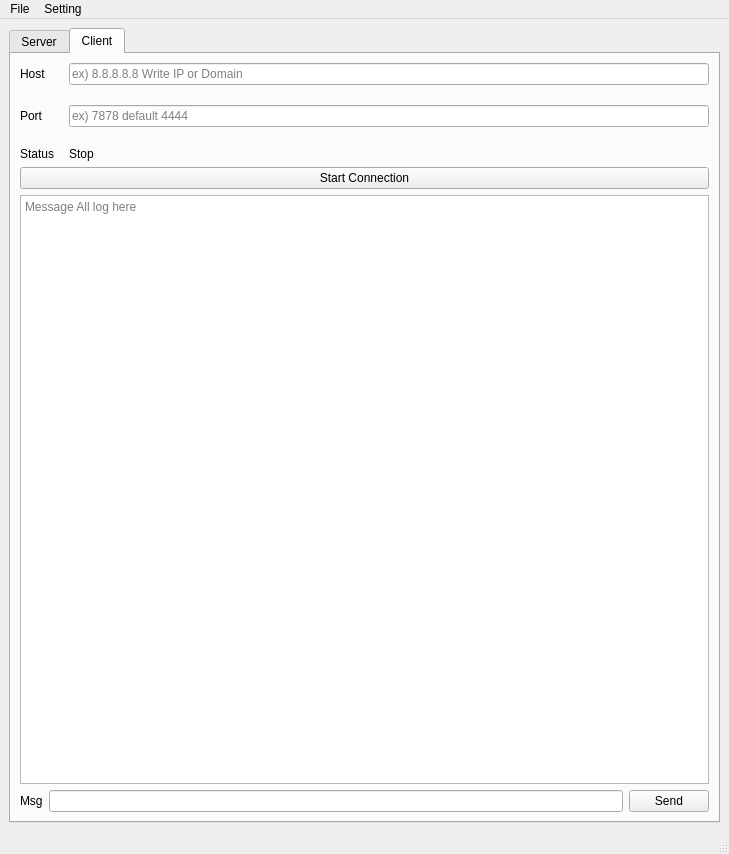
This is socket_ui.ui in Fhwang0926/socket as Qt 5 draws it before an edit. The edited form follows.
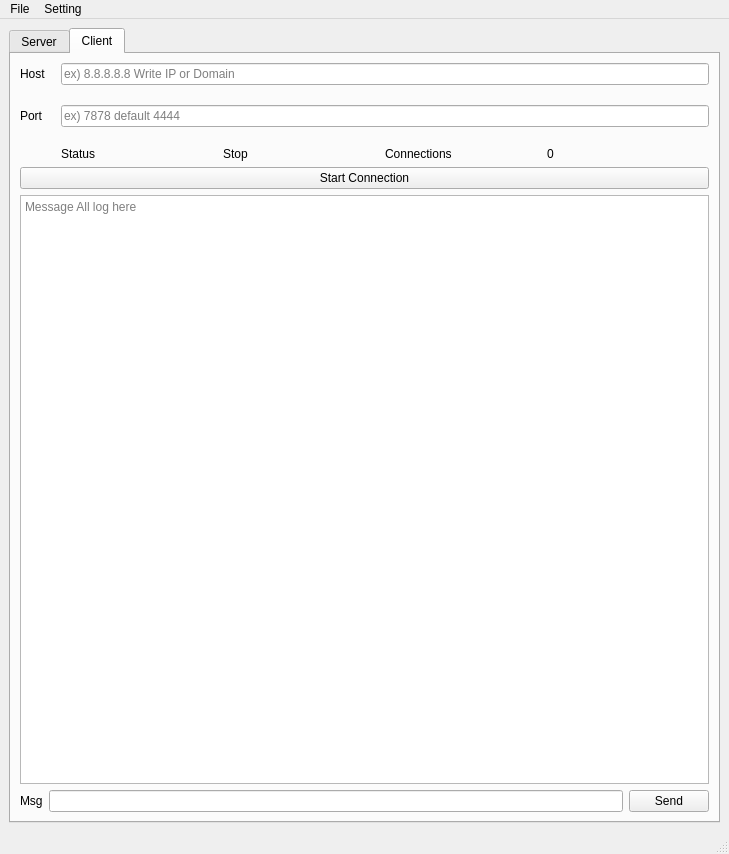
This is the edited form. The open tabs and pages were chosen to show the change.

The edit to the form file:
```diff
--- a/socket_ui.ui
+++ b/socket_ui.ui
@@ -198,19 +198,37 @@
               </property>
              </widget>
             </item>
-            <item row="2" column="0">
-             <widget class="QLabel" name="l_client_state">
-              <property name="text">
-               <string>Status</string>
-              </property>
-             </widget>
-            </item>
             <item row="2" column="1">
-             <widget class="QLabel" name="l_client_state_rs">
-              <property name="text">
-               <string>Stop</string>
-              </property>
-             </widget>
+             <layout class="QHBoxLayout" name="horizontalLayout_5">
+              <item>
+               <widget class="QLabel" name="l_client_state">
+                <property name="text">
+                 <string>Status</string>
+                </property>
+               </widget>
+              </item>
+              <item>
+               <widget class="QLabel" name="l_client_state_rs">
+                <property name="text">
+                 <string>Stop</string>
+                </property>
+               </widget>
+              </item>
+              <item>
+               <widget class="QLabel" name="l_client_con_cnt">
+                <property name="text">
+                 <string>Connections</string>
+                </property>
+               </widget>
+              </item>
+              <item>
+               <widget class="QLabel" name="client_con_cnt">
+                <property name="text">
+                 <string>0</string>
+                </property>
+               </widget>
+              </item>
+             </layout>
             </item>
            </layout>
           </item>
```
Left out of the diff: 60 changed lines with no effect on the pictures.
